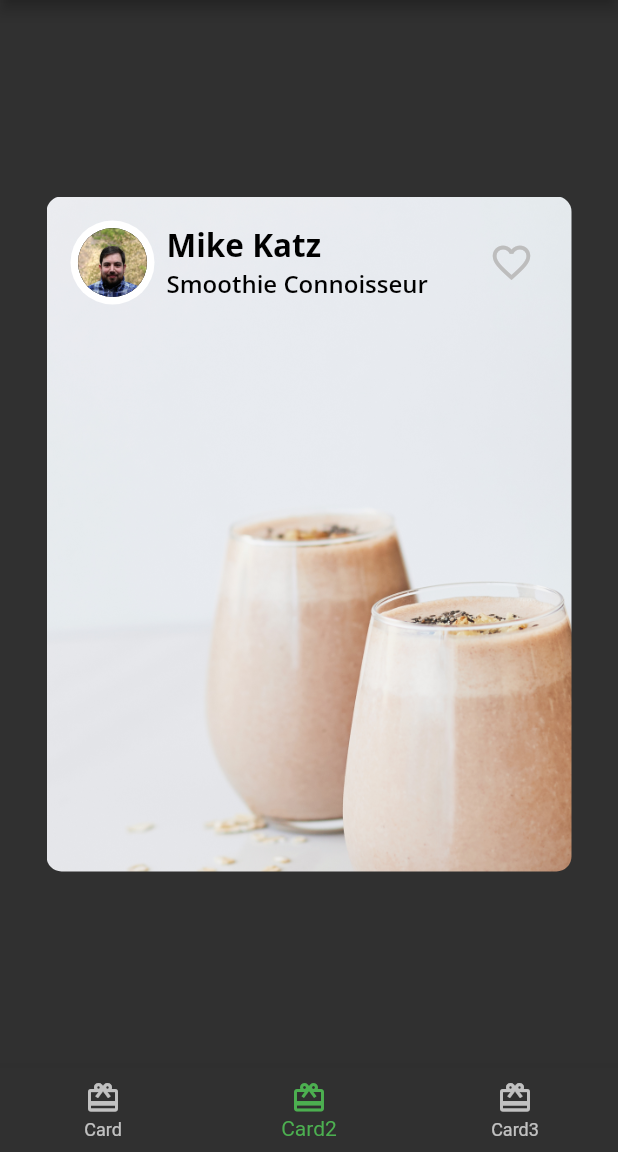
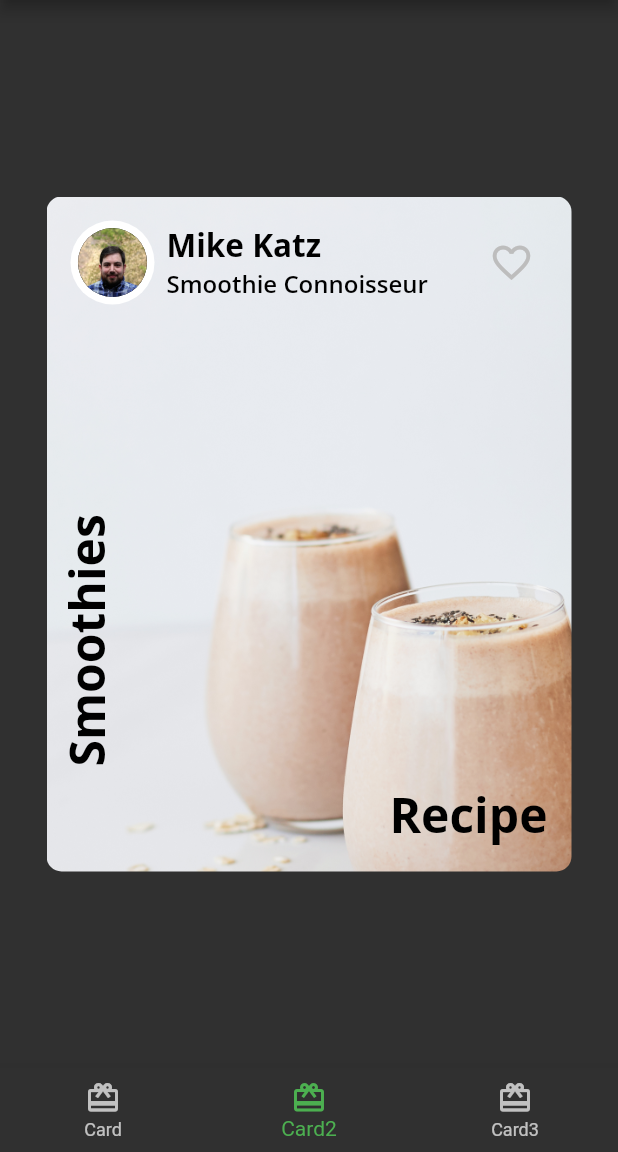
Before and after one commit to carlstep/fooderlich, a Flutter app: the screen it shows after launch, item 2 of the bottom bar chosen, on a phone screen of 412 x 824 dp, the part 84-1236 px from its top. Run offline on Flutter 3.47's test engine with Material 2 defaults, Android fonts, the phone set to English and light mode, and no system bars; our stand-ins replace google_fonts.

Commit message:
final - card2.dart

```diff
--- a/lib/card2.dart
+++ b/lib/card2.dart
@@ -1,5 +1,6 @@
 import 'package:flutter/material.dart';
 import 'author_card.dart';
+import 'fooderlich_theme.dart';
 
 class Card2 extends StatelessWidget {
   const Card2({Key? key}) : super(key: key);
@@ -14,7 +15,7 @@ class Card2 extends StatelessWidget {
         ),
         decoration: const BoxDecoration(
           image: DecorationImage(
-              image: AssetImage('assets/mag5.png'),
+            image: AssetImage('assets/mag5.png'),
             fit: BoxFit.cover,
           ),
           borderRadius: BorderRadius.all(
@@ -25,12 +26,40 @@ class Card2 extends StatelessWidget {
         child: Column(
           children: [
             const AuthorCard(
-                authorName: 'Mike Katz',
-                title: 'Smoothie Connoisseur',
-              imageProvider: AssetImage('assets/author_katz.jpeg',
+              authorName: 'Mike Katz',
+              title: 'Smoothie Connoisseur',
+              imageProvider: AssetImage(
+                'assets/author_katz.jpeg',
               ),
             ),
-            // TODO 4: add Positioned text
+            // Expanded fills the remaining available space
+            Expanded(
+                // apply Stack to position texts on top of each other
+                child: Stack(
+              children: [
+                // position first Text at the bottom-right
+                Positioned(
+                  bottom: 16,
+                  right: 16,
+                  child: Text(
+                    'Recipe',
+                    style: FooderlichTheme.lightTextTheme.headline1,
+                  ),
+                ),
+                // position second Text from bottom-left and rotate
+                Positioned(
+                  bottom: 70,
+                  left: 5,
+                  child: RotatedBox(
+                    quarterTurns: 3,
+                    child: Text(
+                      'Smoothies',
+                      style: FooderlichTheme.lightTextTheme.headline1,
+                    ),
+                  ),
+                )
+              ],
+            ))
           ],
         ),
       ),
```
